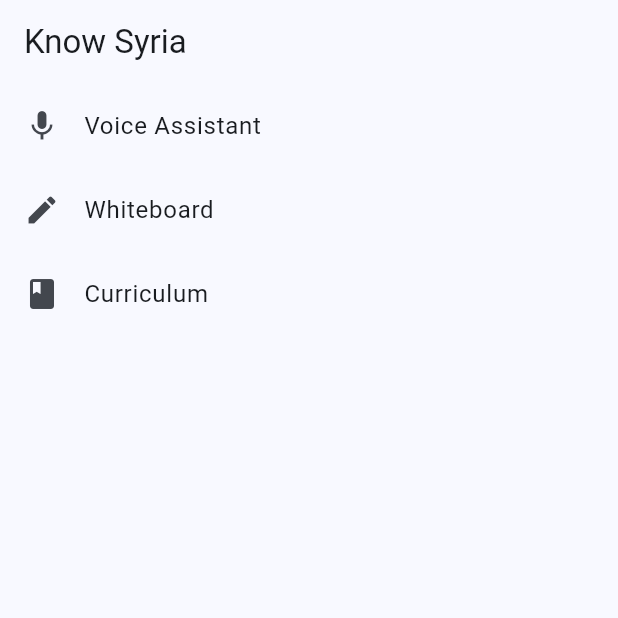
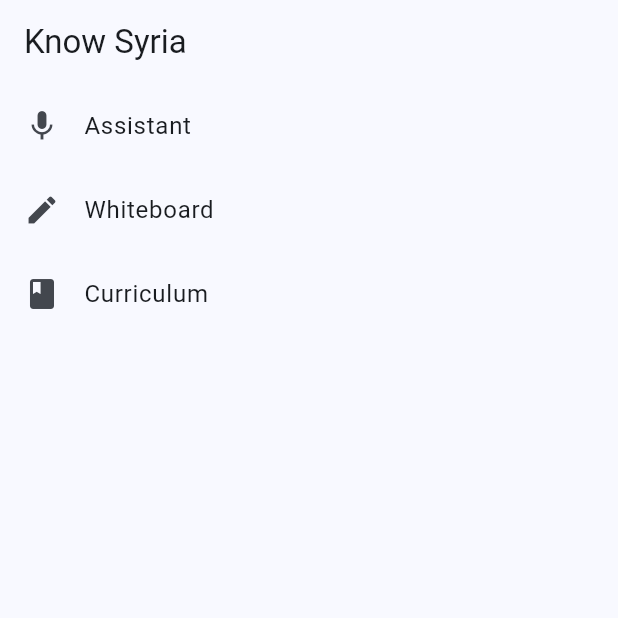
Before and after one commit to Matrix-7777/know_syria, a Flutter app: the screen it shows after launch, on a phone screen of 412 x 824 dp, the top half of it. Run offline on Flutter 3.47's test engine with Material 3 defaults, Android fonts, the phone set to English and light mode, and no system bars; our stand-ins replace flutter_riverpod, flutter_tts, speech_to_text.

Commit message:
Full reset of project for perfect build

```diff
--- a/lib/data/curriculum_data.dart
+++ b/lib/data/curriculum_data.dart
@@ -1,8 +1,8 @@
 import '../models/subject.dart';
 class CurriculumData {
   static List<Subject> allSubjects = [
-    Subject(name: 'Arabic', gradeLevel: 'Grade 7', description: 'Grammar and reading'),
-    Subject(name: 'Math', gradeLevel: 'Grade 7', description: 'Algebra and geometry'),
+    Subject(name: 'Arabic', gradeLevel: 'Grade 7', description: 'Grammar'),
+    Subject(name: 'Math', gradeLevel: 'Grade 7', description: 'Algebra'),
     Subject(name: 'Physics', gradeLevel: 'Baccalaureate', description: 'Mechanics'),
   ];
   static List<String> get grades => allSubjects.map((s) => s.gradeLevel).toSet().toList();
--- a/lib/screens/home_screen.dart
+++ b/lib/screens/home_screen.dart
@@ -7,7 +7,7 @@ class HomeScreen extends StatelessWidget {
     return Scaffold(
       appBar: AppBar(title: const Text('Know Syria')),
       body: ListView(children: [
-        ListTile(leading: const Icon(Icons.mic), title: const Text('Voice Assistant'), onTap: () => Navigator.push(context, MaterialPageRoute(builder: (_) => const VoiceAssistantScreen()))),
+        ListTile(leading: const Icon(Icons.mic), title: const Text('Assistant'), onTap: () => Navigator.push(context, MaterialPageRoute(builder: (_) => const VoiceAssistantScreen()))),
         ListTile(leading: const Icon(Icons.edit), title: const Text('Whiteboard'), onTap: () => Navigator.push(context, MaterialPageRoute(builder: (_) => const WhiteboardScreen()))),
         ListTile(leading: const Icon(Icons.book), title: const Text('Curriculum'), onTap: () => Navigator.push(context, MaterialPageRoute(builder: (_) => const CurriculumScreen()))),
       ]),
--- a/lib/services/ai_service.dart
+++ b/lib/services/ai_service.dart
@@ -1,6 +1,5 @@
-import 'package:google_generative_ai/google_generative_ai.dart';
 class AIService {
   Future<String> ask(String q) async {
-    return 'AI answer for: $q (API key required)';
+    return 'AI answer for: \$q (Demo)';
   }
 }
--- a/pubspec.yaml
+++ b/pubspec.yaml
@@ -10,7 +10,6 @@ dependencies:
   flutter_riverpod: ^2.5.1
   speech_to_text: ^6.6.2
   flutter_tts: ^4.0.2
-  google_generative_ai: ^0.4.3
   shared_preferences: ^2.3.2
 flutter:
   uses-material-design: true
```
Also changed, not shown: pubspec.lock, 3 other files.
